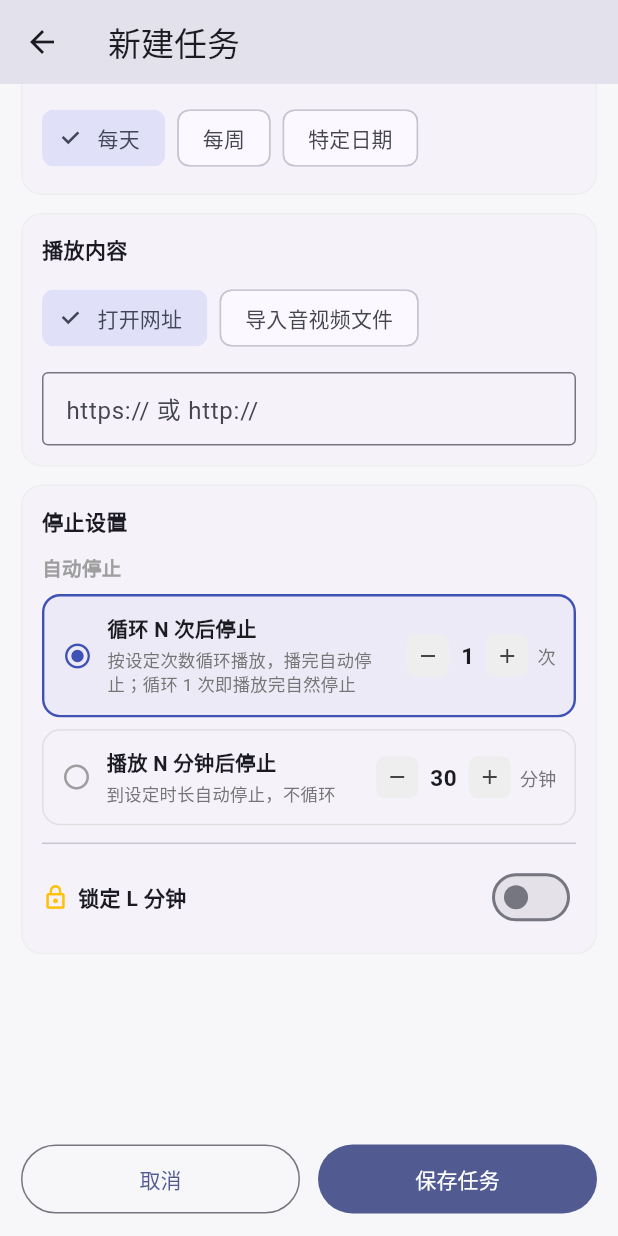
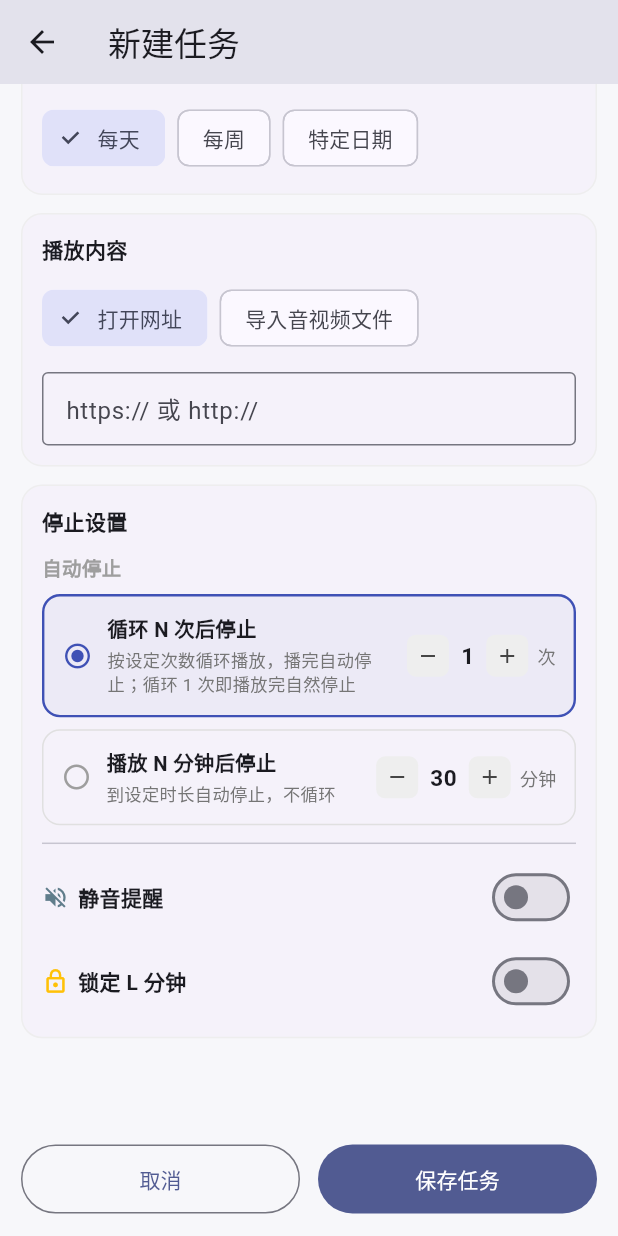
Before and after one commit to Cicely-lucky/scheduled-player-app, a Flutter app: the CreatePage screen opened directly, scrolled down 279 dp, on a phone screen of 412 x 824 dp. Run offline on Flutter 3.47's test engine with Material 3 defaults, Android fonts, the phone set to English and light mode, and no system bars; our stand-ins replace flutter_local_notifications, just_audio, shared_preferences, video_player; missing offline and left inert: android_alarm_manager_plus; accounts and stored records are empty.

Commit message:
feat: 任务级静音提醒开关（默认响铃）
- PlayTask 新增 mute 字段（默认 false=响铃），fromJson 兼容旧数据
- 新建/编辑页「停止设置」卡片新增「静音提醒」开关，勾选后到点只亮屏不响铃不震动
- 调度器拆双通知渠道：响铃渠道 / 静音渠道（渠道声音属性创建后不可变）
- 首页任务卡片显示「· 静音提醒」标记

```diff
--- a/lib/models/task.dart
+++ b/lib/models/task.dart
@@ -25,6 +25,7 @@ class PlayTask {
   int dur; // 播放分钟
   bool lockEnabled; // 是否启用锁定
   int lock; // 锁定分钟
+  bool mute; // 静音提醒：到点只亮屏弹提醒，不响铃不震动
 
   PlayTask({
     required this.id,
@@ -43,6 +44,7 @@ class PlayTask {
     this.dur = 30,
     this.lockEnabled = false,
     this.lock = 10,
+    this.mute = false,
   });
 
   /// 频次的中文描述，如 "每天" / "每周一、三、五" / "2026-09-01"
@@ -134,6 +136,7 @@ class PlayTask {
         'dur': dur,
         'lockEnabled': lockEnabled,
         'lock': lock,
+        'mute': mute,
       };
 
   factory PlayTask.fromJson(Map<String, dynamic> j) => PlayTask(
@@ -153,6 +156,7 @@ class PlayTask {
         dur: j['dur'] ?? 30,
         lockEnabled: j['lockEnabled'] ?? false,
         lock: j['lock'] ?? 10,
+        mute: j['mute'] ?? false,
       );
 
   static String _hm(DateTime d) =>
--- a/lib/pages/create_page.dart
+++ b/lib/pages/create_page.dart
@@ -32,6 +32,7 @@ class _CreatePageState extends State<CreatePage> {
   late int _dur;
   late bool _lockEnabled;
   late int _lock;
+  late bool _mute;
 
   bool get _isEdit => widget.initial != null;
 
@@ -53,6 +54,7 @@ class _CreatePageState extends State<CreatePage> {
     _dur = i?.dur ?? 30;
     _lockEnabled = i?.lockEnabled ?? false;
     _lock = i?.lock ?? 10;
+    _mute = i?.mute ?? false;
   }
 
   static const _weekNames = ['一', '二', '三', '四', '五', '六', '日'];
@@ -165,6 +167,7 @@ class _CreatePageState extends State<CreatePage> {
       dur: _dur,
       lockEnabled: _lockEnabled,
       lock: _lock,
+      mute: _mute,
     );
     Navigator.pop(context, task);
   }
@@ -298,6 +301,31 @@ class _CreatePageState extends State<CreatePage> {
                     onTap: () => setState(() => _auto = 'time'),
                   ),
                   const Divider(height: 24),
+                  Row(
+                    children: [
+                      const Icon(Icons.volume_off,
+                          size: 18, color: Colors.blueGrey),
+                      const SizedBox(width: 6),
+                      const Expanded(
+                        child: Text('静音提醒',
+                            style: TextStyle(
+                                fontSize: 14, fontWeight: FontWeight.w600)),
+                      ),
+                      Switch(
+                        value: _mute,
+                        onChanged: (v) => setState(() => _mute = v),
+                      ),
+                    ],
+                  ),
+                  if (_mute) ...[
+                    const SizedBox(height: 2),
+                    Text(
+                      '到点只亮屏弹提醒，不响铃不震动（默认响铃提醒）',
+                      style: TextStyle(
+                          fontSize: 12, color: Colors.grey.shade600),
+                    ),
+                  ],
+                  const SizedBox(height: 8),
                   Row(
                     children: [
                       const Icon(Icons.lock_outline, size: 18, color: Colors.amber),
--- a/lib/pages/home_page.dart
+++ b/lib/pages/home_page.dart
@@ -258,7 +258,7 @@ class _HomePageState extends State<HomePage> {
                     ),
                     const SizedBox(height: 2),
                     Text(
-                      t.stopDesc,
+                      t.stopDesc + (t.mute ? ' · 静音提醒' : ''),
                       style: TextStyle(
                           fontSize: 12, color: Colors.grey.shade500),
                     ),
```
Also changed, not shown: lib/scheduler/scheduler.dart (+12 -7 lines).
